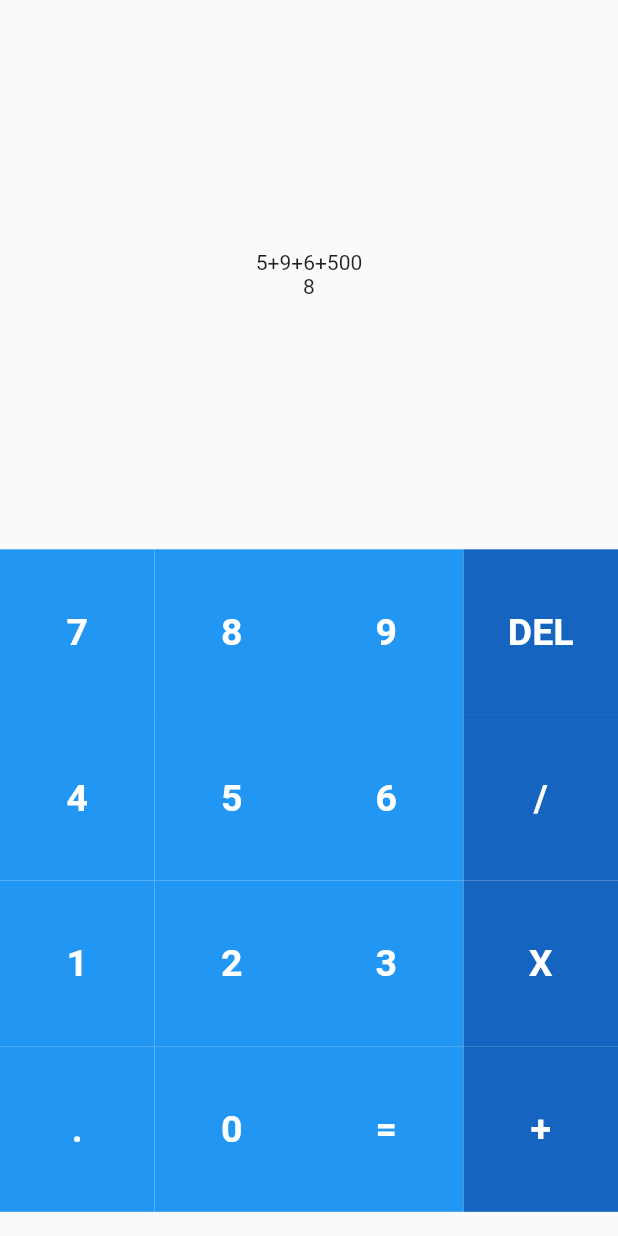
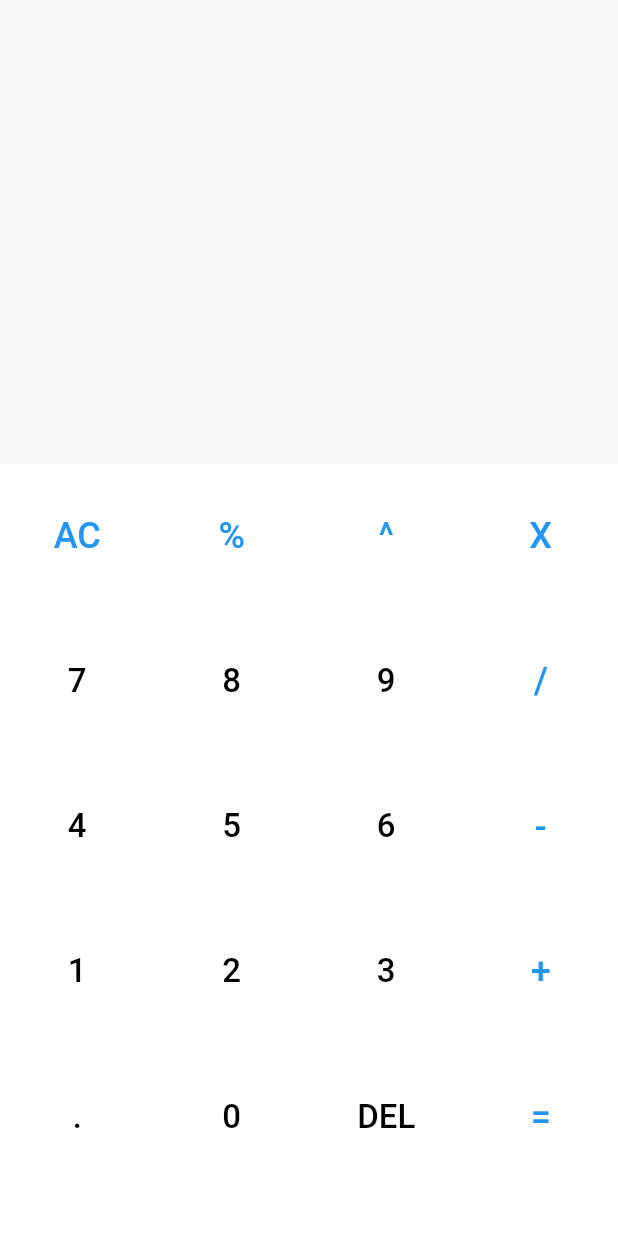
Before and after one commit to Hamdan985/Calculator_UI, a Flutter app: the screen it shows after launch, on a phone screen of 412 x 824 dp. Run offline on Flutter 3.47's test engine with Material 2 defaults, Android fonts, the phone set to English and light mode, and no system bars; our stand-ins replace math_expressions.

Commit message:
design changes

```diff
--- a/lib/Button.dart
+++ /dev/null
@@ -1,42 +0,0 @@
-import 'package:flutter/material.dart';
-import 'CalculatorScreen.dart';
-
-class Button extends StatelessWidget {
-  final String buttonText;
-  final Function onTap;
-
-  Button({this.buttonText, this.onTap});
-
-  bool isOperator(buttonText) {
-    if (buttonText == 'DEL' ||
-        buttonText == '/' ||
-        buttonText == 'X' ||
-        buttonText == '+') {
-      return true;
-    }
-    return false;
-  }
-
-  @override
-  Widget build(BuildContext context) {
-    return InkWell(
-      onTap: () {
-        print(buttonText);
-        onTap();
-      },
-      child: Container(
-        padding: EdgeInsets.all(8.0),
-        color: isOperator(buttonText) ? Colors.blue[800] : Colors.blue,
-        child: Center(
-          child: Text(
-            buttonText,
-            style: TextStyle(
-                color: Colors.white,
-                fontSize: 25.0,
-                fontWeight: FontWeight.bold),
-          ),
-        ),
-      ),
-    );
-  }
-}
--- a/lib/CalculatorScreen.dart
+++ /dev/null
@@ -1,84 +0,0 @@
-import 'package:flutter/material.dart';
-import 'package:math_expressions/math_expressions.dart';
-import 'Button.dart';
-
-class CalculatorScreen extends StatefulWidget {
-  @override
-  _CalculatorScreenState createState() => _CalculatorScreenState();
-}
-
-class _CalculatorScreenState extends State<CalculatorScreen> {
-  final List<String> buttons = [
-    '7',
-    '8',
-    '9',
-    'DEL',
-    '4',
-    '5',
-    '6',
-    '/',
-    '1',
-    '2',
-    '3',
-    'X',
-    '.',
-    '0',
-    '=',
-    '+'
-  ];
-
-  final String question = '5+9+6+500';
-  final String answer = '8';
-
-  buttonPressed() {}
-
-  @override
-  Widget build(BuildContext context) {
-    return Scaffold(
-      body: SafeArea(
-        child: Column(
-          children: <Widget>[
-            Expanded(
-              flex: 4,
-              child: Column(
-                mainAxisAlignment: MainAxisAlignment.center,
-                children: <Widget>[
-                  // IconButton(
-                  //   onPressed: () {},
-                  //   icon: Icon(
-                  //     Icons.looks_3,
-                  //     size: 25.0,
-                  //   ),
-                  //   color: Colors.white,
-                  // ),
-                  Text(question),
-                  Text(answer),
-                ],
-              ),
-            ),
-            Expanded(
-              flex: 5,
-              child: Container(
-                // color: Colors.blue[500],
-                child: GridView.builder(
-                    shrinkWrap: true,
-                    itemCount: buttons.length,
-                    gridDelegate: SliverGridDelegateWithFixedCrossAxisCount(
-                      crossAxisCount: 4,
-                      childAspectRatio: MediaQuery.of(context).size.width /
-                          (MediaQuery.of(context).size.height * 0.536),
-                    ),
-                    itemBuilder: (BuildContext context, int index) {
-                      return Button(
-                        buttonText: buttons[index],
-                        onTap: buttonPressed,
-                      );
-                    }),
-              ),
-            ),
-          ],
-        ),
-      ),
-    );
-  }
-}
--- /dev/null
+++ b/lib/button_layout.dart
@@ -0,0 +1,70 @@
+import 'package:flutter/material.dart';
+
+class ButtonLayout extends StatelessWidget {
+  final Function buttonPressed;
+
+  ButtonLayout({this.buttonPressed});
+
+  final List<String> buttons = [
+    'AC',
+    ' % ',
+    ' ^ ',
+    ' X ',
+    '7',
+    '8',
+    '9',
+    ' / ',
+    '4',
+    '5',
+    '6',
+    ' - ',
+    '1',
+    '2',
+    '3',
+    ' + ',
+    '.',
+    '0',
+    'DEL',
+    '='
+  ];
+
+  bool isOperator(String button) {
+    if (button == 'AC' ||
+        button == ' % ' ||
+        button == ' ^ ' ||
+        button == ' X ' ||
+        button == ' / ' ||
+        button == ' - ' ||
+        button == ' + ' ||
+        button == '=') {
+      return true;
+    }
+    return false;
+  }
+
+  @override
+  Widget build(BuildContext context) {
+    return GridView.builder(
+      itemCount: buttons.length,
+      gridDelegate: SliverGridDelegateWithFixedCrossAxisCount(
+        crossAxisCount: 4,
+        childAspectRatio: MediaQuery.of(context).size.width /
+            (MediaQuery.of(context).size.height * 0.47),
+      ),
+      itemBuilder: (context, index) {
+        return MaterialButton(
+          child: Text(
+            buttons[index],
+            style: TextStyle(
+              fontSize: isOperator(buttons[index]) ? 24.0 : 22.0,
+              color: isOperator(buttons[index]) ? Colors.blue : Colors.black,
+            ),
+          ),
+          onPressed: () {
+            buttonPressed(buttons[index]);
+          },
+        );
+      },
+    );
+  }
+}
--- /dev/null
+++ b/lib/calculator_screen.dart
@@ -0,0 +1,121 @@
+import 'package:flutter/material.dart';
+import 'button_layout.dart';
+import 'package:math_expressions/math_expressions.dart';
+
+class CalculatorScreen extends StatefulWidget {
+  @override
+  _CalculatorScreenState createState() => _CalculatorScreenState();
+}
+
+class _CalculatorScreenState extends State<CalculatorScreen> {
+  String questionText = '';
+  String answerText = '';
+
+  bool isOperator(String button) {
+    if (button == 'AC' ||
+        button == ' % ' ||
+        button == ' ^ ' ||
+        button == ' X ' ||
+        button == ' / ' ||
+        button == ' - ' ||
+        button == ' + ' ||
+        button == '=') {
+      return true;
+    }
+    return false;
+  }
+
+  void buttonPressed(String button) {
+    if (button == '=') {
+      calculateAnswer(questionText);
+    } else if (button == 'AC') {
+      setState(() {
+        questionText = '';
+        answerText = '';
+      });
+    } else if (button == 'DEL') {
+      setState(() {
+        if (questionText.endsWith(' ')) {
+          questionText = questionText.substring(0, questionText.length - 2);
+        }
+        questionText = questionText.substring(0, questionText.length - 1);
+      });
+    } else {
+      setState(() {
+        questionText += button;
+      });
+    }
+  }
+
+  calculateAnswer(String questionText) {
+    String finalQuestion = questionText.replaceAll(' X ', '*');
+    ContextModel cm = ContextModel();
+    Parser p = Parser();
+
+    try {
+      Expression exp = p.parse(finalQuestion);
+      double eval = exp.evaluate(EvaluationType.REAL, cm);
+      print(eval.toString());
+
+      setState(() {
+        answerText = eval.toString();
+      });
+    } catch (e) {
+      print(e);
+      setState(() {
+        answerText = 'Invalid';
+      });
+    }
+  }
+
+  @override
+  Widget build(BuildContext context) {
+    return Scaffold(
+      body: SafeArea(
+          child: Column(
+        children: <Widget>[
+          Flexible(
+            flex: 3,
+            child: Container(
+              alignment: Alignment.centerRight,
+              padding: EdgeInsets.symmetric(horizontal: 12.0),
+              color: Colors.grey[190],
+              child: Column(
+                mainAxisAlignment: MainAxisAlignment.end,
+                crossAxisAlignment: CrossAxisAlignment.end,
+                children: <Widget>[
+                  Text(
+                    questionText,
+                    style: TextStyle(
+                      fontSize: 44.0,
+                      color: Colors.blue,
+                      fontWeight: FontWeight.w500,
+                    ),
+                  ),
+                  Padding(
+                    padding: const EdgeInsets.only(top: 8.0),
+                    child: Text(
+                      answerText,
+                      style: TextStyle(
+                        fontSize: 42.0,
+                        color: Colors.grey[500],
+                        fontWeight: FontWeight.w500,
+                      ),
+                    ),
+                  ),
+                ],
+              ),
+            ),
+          ),
+          Flexible(
+            flex: 5,
+            child: Container(
+              color: Colors.white70,
+              child: ButtonLayout(buttonPressed: buttonPressed),
+            ),
+          ),
+        ],
+      )),
+    );
+  }
+}
--- a/lib/main.dart
+++ b/lib/main.dart
@@ -1,7 +1,5 @@
 import 'package:flutter/material.dart';
-// import './screens/calculator_screen.dart';
-import 'CalculatorScreen.dart';
-import 'Button.dart';
+import 'calculator_screen.dart';
 
 void main() {
   runApp(HomePage());
--- a/lib/widgets/button.dart
+++ /dev/null
@@ -1,29 +0,0 @@
-import 'package:flutter/material.dart';
-
-class Button extends StatelessWidget {
-  final Color color;
-  final Color textColor;
-  final String buttonText;
-  final Function buttonTapped;
-
-  const Button(
-      {this.color, this.textColor, this.buttonText, this.buttonTapped});
-
-  @override
-  Widget build(BuildContext context) {
-    return GestureDetector(
-      onTap: buttonTapped,
-      child: Container(
-        padding: EdgeInsets.all(8.0),
-        color: color,
-        child: Center(
-          child: Text(
-            buttonText,
-            style: TextStyle(
-                color: textColor, fontSize: 25.0, fontWeight: FontWeight.bold),
-          ),
-        ),
-      ),
-    );
-  }
-}
```
Also changed, not shown: lib/screens/calculator_screen.dart (deleted, +0 -190 lines).
